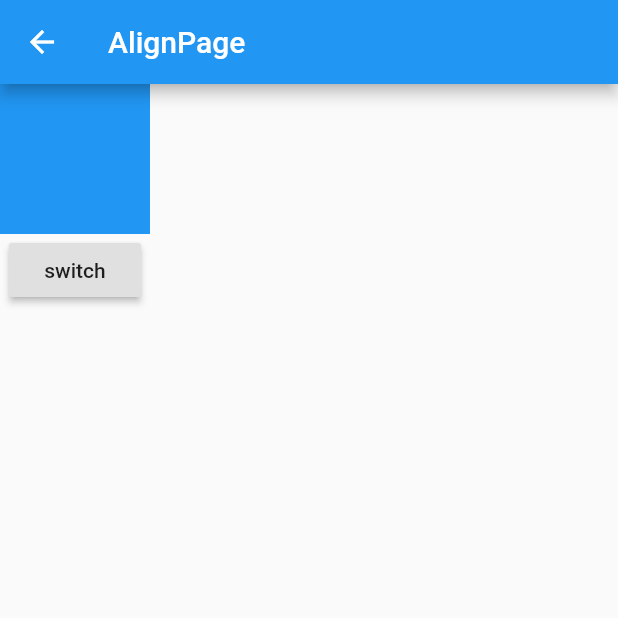
After one commit to kitesoft/flutter_widget_summary, a Flutter app: the LayoutListPage screen opened directly, after a tap on "Offstage", on a phone screen of 412 x 824 dp, the top half of it. The commit adds this screen. Run offline on Flutter 3.47's test engine with Material 2 defaults, Android fonts, the phone set to English and light mode, and no system bars; our stand-ins replace flutter_screenutil.

Commit message:
增加Offstage控件的文档

```diff
--- a/lib/pages/LayoutListPage.dart
+++ b/lib/pages/LayoutListPage.dart
@@ -8,6 +8,7 @@ import 'layouts/CenterPage.dart';
 import 'layouts/ConstrainedBoxPage.dart';
 import 'layouts/ContainerPage.dart';
 import 'layouts/FittedBoxPage.dart';
+import 'layouts/OffstagePage.dart';
 import 'layouts/PaddingPage.dart';
 
 class LayoutListPage extends StatelessWidget {
@@ -103,6 +104,16 @@ class LayoutListPage extends StatelessWidget {
                         return new BaselinePage();
                       }));
             },
+          ),
+          ListTile(
+            title: Text("Offstage"),
+            onTap: () {
+              Navigator.of(context).push(
+                  LRPageRouteBuilder.createPageRouteBuilder(
+                      pageBuilder: (context, anim1, anim2) {
+                        return new OffstagePage();
+                      }));
+            },
           )
         ],
       ),
--- /dev/null
+++ b/lib/pages/layouts/OffstagePage.dart
@@ -0,0 +1,35 @@
+import 'package:flutter/material.dart';
+
+class OffstagePage extends StatefulWidget{
+
+  @override
+  State<StatefulWidget> createState() {
+    return OffstageState();
+  }
+
+}
+
+class OffstageState extends State<OffstagePage>{
+  bool b = false;
+
+  @override
+  Widget build(BuildContext context) {
+    return new Scaffold(
+      appBar: AppBar(
+        title: Text("AlignPage"),
+        leading: IconButton(icon: Icon(Icons.arrow_back), onPressed: () => Navigator.of(context).pop()),
+      ),
+      body: Column(
+        children: <Widget>[
+          Offstage(offstage: b,child: Container(width: 100.0,height: 100.0,color: Colors.blue,),),
+          RaisedButton(onPressed: () {
+            setState(() {
+              b = !b;
+            });
+          },child: Text("switch"),)
+        ],
+      ),
+    );
+  }
+
+}
--- /dev/null
+++ b/lib/pages/layouts/docs/OffstageDoc.dart
@@ -0,0 +1,7 @@
+class OffstageDoc{
+  ///控制子widget的显示或隐藏
+  ///constructor params:
+  ///{
+  /// offstage : 类型bool，false显示，true隐藏
+  ///}
+}
```
